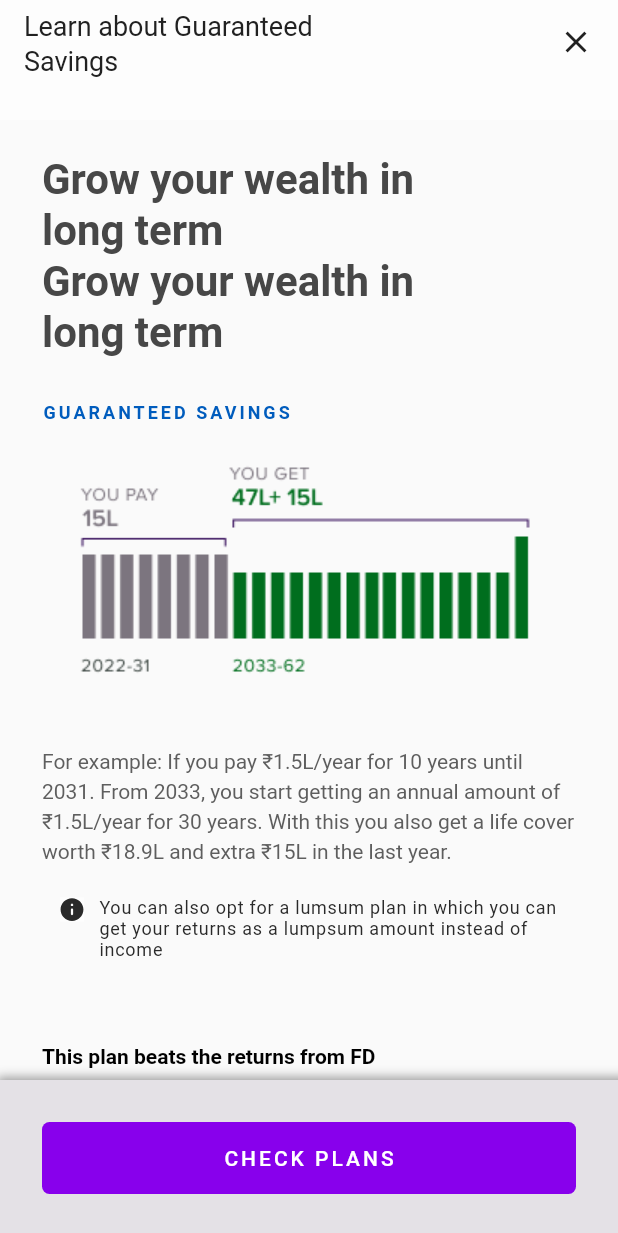
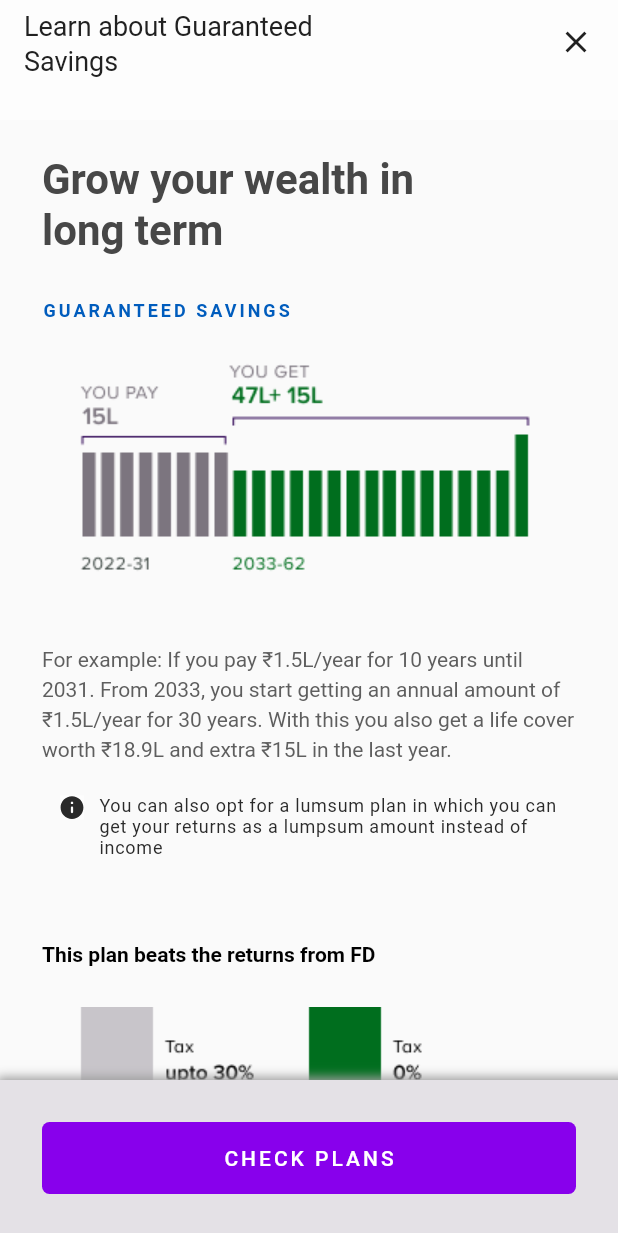
Before and after one commit to Rajuyyadav/guranteed_savings_rsa, a Flutter app: the screen it shows after launch, on a phone screen of 412 x 824 dp. Shown: the top 1233 px of the screen. Run offline on Flutter 3.47's test engine with Material 2 defaults, Android fonts, the phone set to English and light mode, and no system bars; our stand-ins replace flutter_svg, story_view; Roboto replaces fonts that are missing (Helvetica-Neue-Bold, Helvetica-Neue-Regular, Helvetica-Neue-semiBold).

Commit message:
data changed

```diff
--- a/lib/discovery_screen/gs_details.dart
+++ b/lib/discovery_screen/gs_details.dart
@@ -43,11 +43,7 @@ class GsDetails extends StatelessWidget {
           const SizedBox(
             height: 22,
           ),
-          Padding(
-            padding: const EdgeInsets.only(left: 12, right: 60),
-            child: Text("Grow your wealth in long term",
-                style: Ts.helveticaBold.const28.h12.lightBlack747),
-          ),
+
           Padding(
             padding: const EdgeInsets.only(left: 12, right: 60),
             child: Text("Grow your wealth in long term",
```
